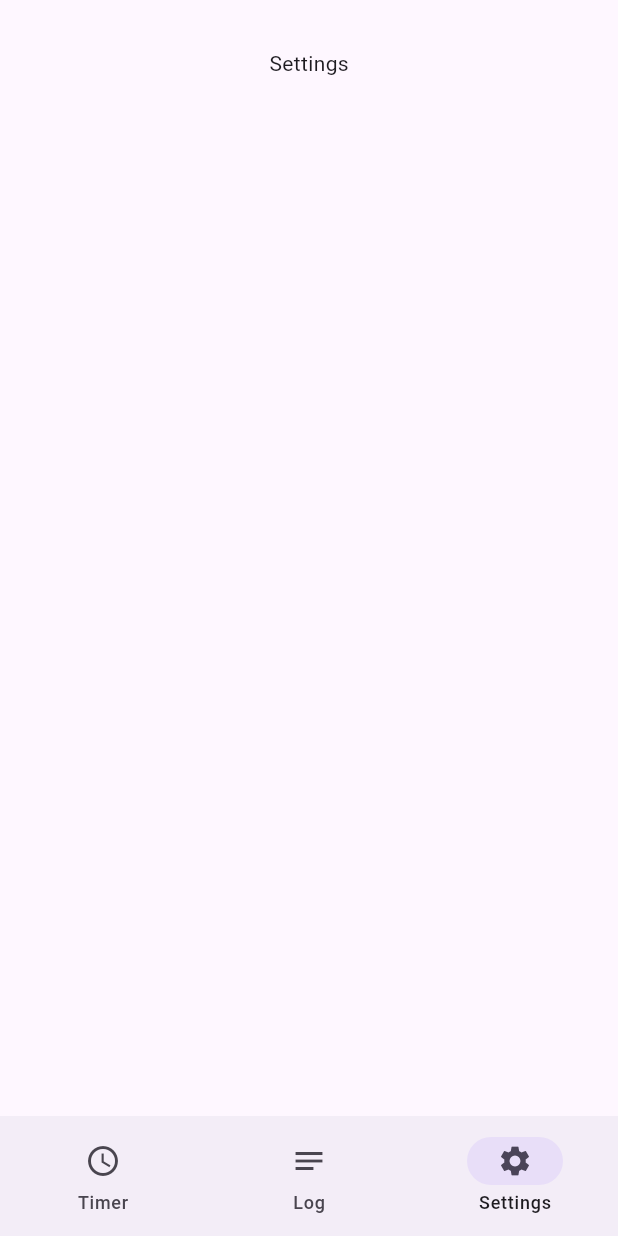
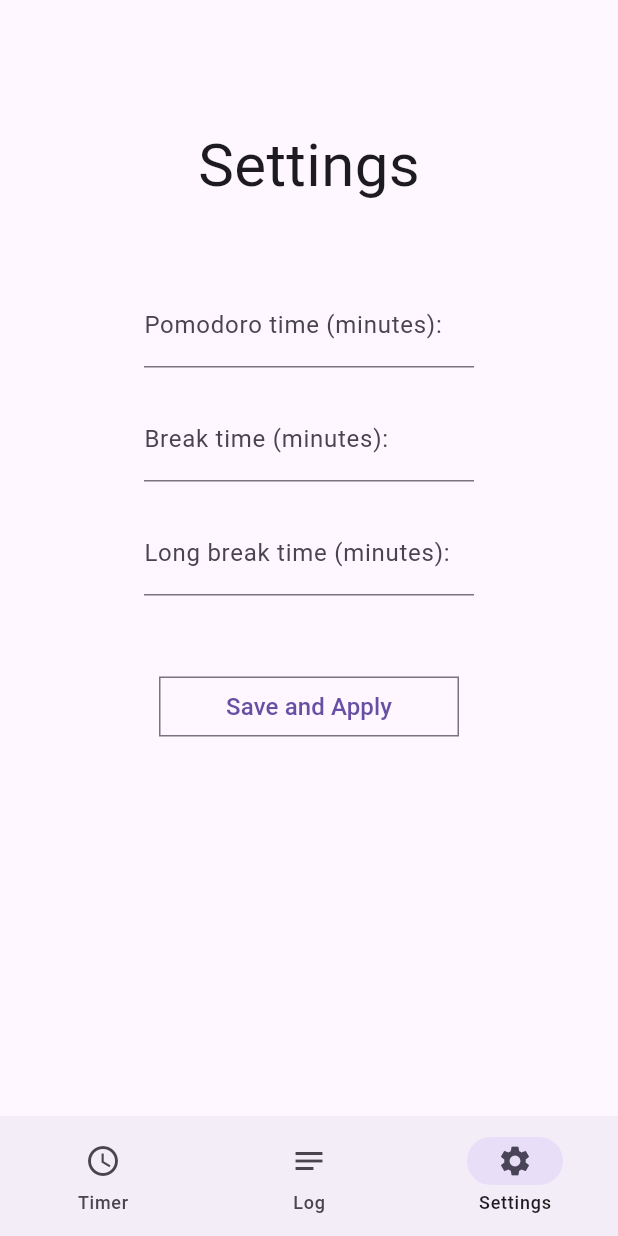
Before and after one commit to strawfervor/PomoSlice, a Flutter app: the screen it shows after launch, item 3 of the bottom bar chosen, on a phone screen of 412 x 824 dp. Run offline on Flutter 3.47's test engine with Material 3 defaults, Android fonts, the phone set to English and light mode, and no system bars; our stand-ins replace audioplayers, shared_preferences, vibration.

Commit message:
Settings saves and restores pomodoro times

```diff
--- a/lib/setting_screen.dart
+++ b/lib/setting_screen.dart
@@ -1,4 +1,6 @@
 import 'package:flutter/material.dart';
+import 'package:flutter/services.dart';
+import 'package:pomoslice/components/square_button.dart';
 import 'package:pomoslice/data/state_changer.dart';
 import 'package:shared_preferences/shared_preferences.dart';
 import 'dart:async';
@@ -14,9 +16,9 @@ class SettingScreen extends StatefulWidget {
 
 class _SettingScreenState extends State<SettingScreen> {
   late StateChanger myStateChanger;
-  int _pomodorTime = 25;
-  int _breakTime = 5;
-  int _longBreakTime = 15;
+  late int _pomodorTime;
+  late int _breakTime;
+  late int _longBreakTime;
 
   @override
   void initState() {
@@ -25,7 +27,7 @@ class _SettingScreenState extends State<SettingScreen> {
     myStateChanger = widget.stateChanger;
   }
 
-  Future<void> _loadSettings() async{
+  Future<void> _loadSettings() async {
     final prefs = await SharedPreferences.getInstance();
     _pomodorTime = prefs.getInt('pomodoroTime') ?? 25;
     _breakTime = prefs.getInt('breakTime') ?? 25;
@@ -35,12 +37,16 @@ class _SettingScreenState extends State<SettingScreen> {
   void _updateStateChanger() {
     myStateChanger.breakTime = _breakTime;
     myStateChanger.longBreakTime = _longBreakTime;
-    myStateChanger.pomodorTime = _pomodorTime;
+    setState(() {
+      myStateChanger.pomodorTime = _pomodorTime;
+    });
+    myStateChanger.setStateTime();
   }
 
-  Future<void> _saveSettings() async{
+  Future<void> _saveSettings() async {
     final prefs = await SharedPreferences.getInstance();
     _updateStateChanger();
+    debugPrint("current data: p: $_pomodorTime, b: $_breakTime, lb: $_longBreakTime");
     prefs.setInt('pomodoroTime', _pomodorTime);
     prefs.setInt('breakTime', _breakTime);
     prefs.setInt('longBreakTime', _longBreakTime);
@@ -50,8 +56,38 @@ class _SettingScreenState extends State<SettingScreen> {
   Widget build(context) {
     return Column(
       children: [
-        Text("Settings"),
-      ]
+        SizedBox(height: 50,),
+        Text("Settings", style: TextStyle(fontSize: 40)),
+        SizedBox(height: 50,),
+        TextField(
+          keyboardType: TextInputType.number,
+          inputFormatters: [
+            FilteringTextInputFormatter.allow((RegExp(r'[0-9]'))),
+          ],
+          decoration: InputDecoration(label: Text("Pomodoro time (minutes):")),
+          onChanged: (value) => _pomodorTime = int.parse(value),
+        ),
+        SizedBox(height: 20,),
+        TextField(
+          keyboardType: TextInputType.number,
+          inputFormatters: [
+            FilteringTextInputFormatter.allow((RegExp(r'[0-9]'))),
+          ],
+          decoration: InputDecoration(label: Text("Break time (minutes):")),
+          onChanged: (value) => _breakTime = int.parse(value),
+        ),
+        SizedBox(height: 20,),
+        TextField(
+          keyboardType: TextInputType.number,
+          inputFormatters: [
+            FilteringTextInputFormatter.allow((RegExp(r'[0-9]'))),
+          ],
+          decoration: InputDecoration(label: Text("Long break time (minutes):")),
+          onChanged: (value) => _longBreakTime = int.parse(value),
+        ),
+        SizedBox(height: 50,),
+        SquareButton(_saveSettings, buttonText: "Save and Apply")
+      ],
     );
   }
 }
```
